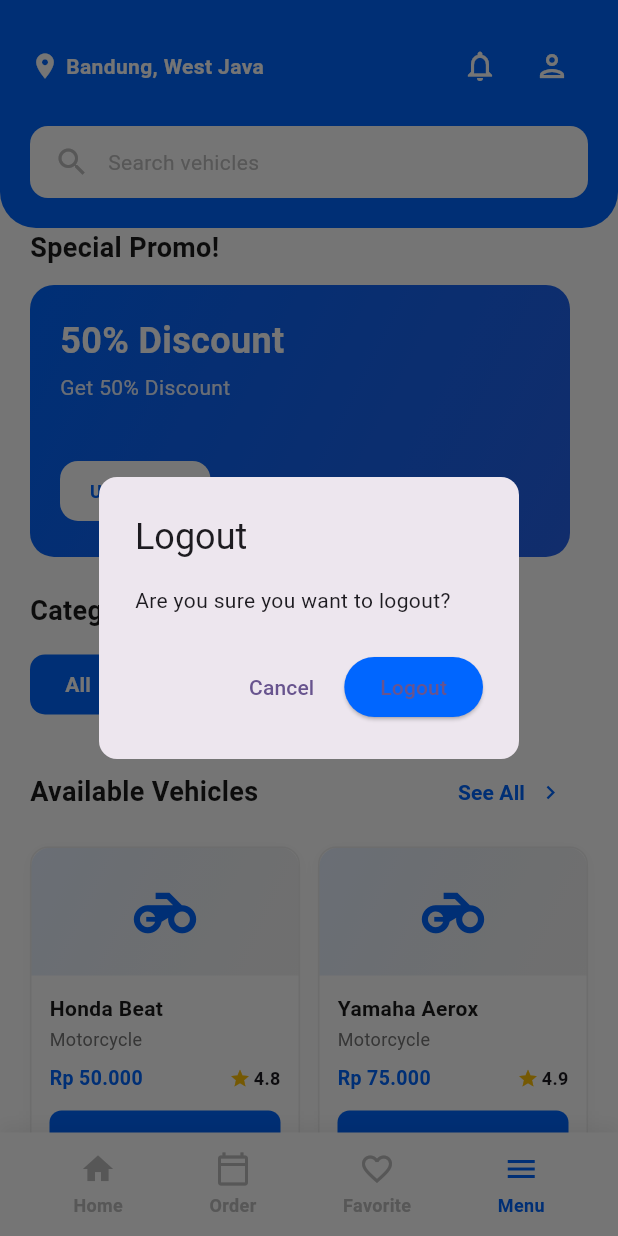
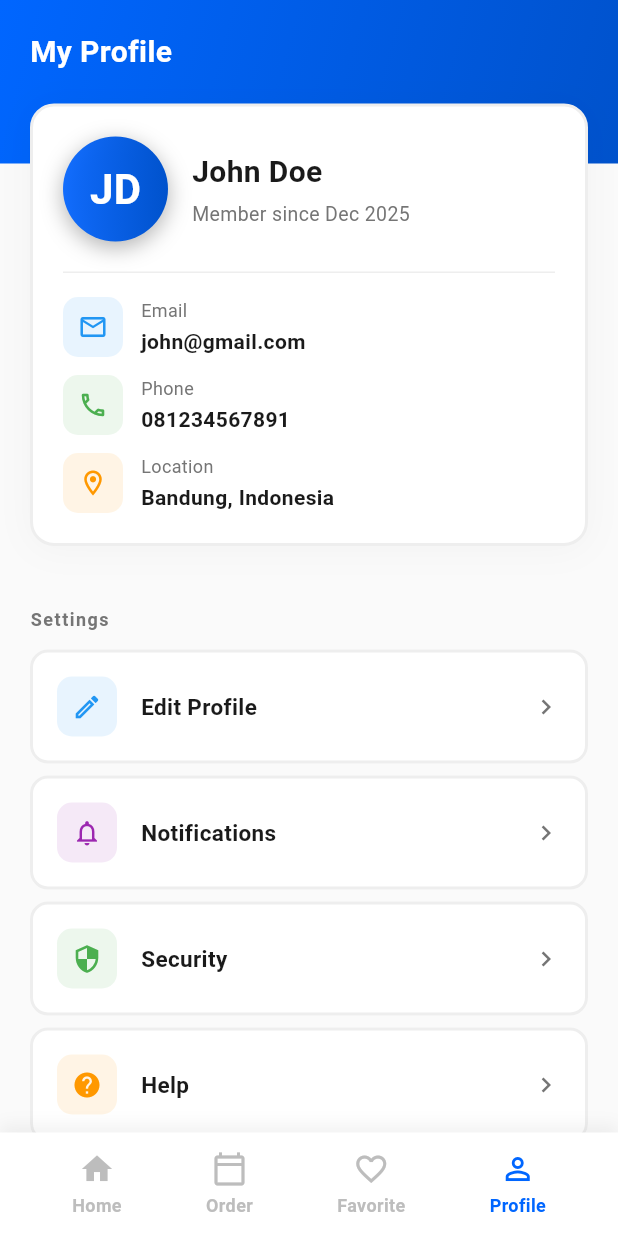
Before and after one commit to PeterAjaaa/Setor-Mobil, a Flutter app: the HomeScreen screen opened directly, item 4 of the bottom bar chosen, on a phone screen of 412 x 824 dp. Run offline on Flutter 3.47's test engine with Material 3 defaults, Android fonts, the light colour scheme and no system bars.

Commit message:
profileScreen

```diff
--- a/lib/screens/page/home_screen.dart
+++ b/lib/screens/page/home_screen.dart
@@ -1,6 +1,7 @@
 import 'package:flutter/material.dart';
 import 'package:setor_mobil/screens/auth/login_screen.dart';
 import 'package:setor_mobil/screens/page/order_screen.dart';
+import 'package:setor_mobil/screens/page/profile_screen.dart';
 import 'dart:async';
 
 import 'package:setor_mobil/screens/page/vehicle_detail_screen.dart';
@@ -584,7 +585,8 @@ class _HomeScreenState extends State<HomeScreen> {
                       Navigator.push(
                         context,
                         MaterialPageRoute(
-                          builder: (context) => VehicleDetailScreen(vehicle: vehicle),
+                          builder: (context) =>
+                              VehicleDetailScreen(vehicle: vehicle),
                         ),
                       );
                     },
@@ -635,7 +637,7 @@ class _HomeScreenState extends State<HomeScreen> {
               _buildNavItem(Icons.home, 'Home', 0),
               _buildNavItem(Icons.calendar_today_outlined, 'Order', 1),
               _buildNavItem(Icons.favorite_outline, 'Favorite', 2),
-              _buildNavItem(Icons.menu, 'Menu', 3),
+              _buildNavItem(Icons.person_outline, 'Profile', 3),
             ],
           ),
         ),
@@ -652,15 +654,17 @@ class _HomeScreenState extends State<HomeScreen> {
         if (index == 1) {
           Navigator.push(
             context,
-            MaterialPageRoute(
-              builder: (context) => OrderHistoryScreen(),
-            ),
+            MaterialPageRoute(builder: (context) => OrderHistoryScreen()),
           );
         }
 
         if (index == 3) {
-          _handleLogout();
+          Navigator.push(
+            context,
+            MaterialPageRoute(builder: (context) => ProfileScreen()),
+          );
         }
+
       },
       child: Column(
         mainAxisSize: MainAxisSize.min,
--- a/lib/screens/page/order_screen.dart
+++ b/lib/screens/page/order_screen.dart
@@ -1,6 +1,7 @@
 import 'package:flutter/material.dart';
 import 'package:setor_mobil/screens/auth/login_screen.dart';
 import 'package:setor_mobil/screens/page/home_screen.dart';
+import 'package:setor_mobil/screens/page/profile_screen.dart';
 
 class OrderHistoryScreen extends StatefulWidget {
   const OrderHistoryScreen({super.key});
@@ -409,17 +410,14 @@ class _OrderHistoryScreenState extends State<OrderHistoryScreen>
         Expanded(
           child: Text(
             text,
-            style: TextStyle(
-              fontSize: 13,
-              color: Colors.grey[700],
-            ),
+            style: TextStyle(fontSize: 13, color: Colors.grey[700]),
           ),
         ),
       ],
     );
   }
 
-   Widget _buildBottomNav() {
+  Widget _buildBottomNav() {
     return Container(
       decoration: BoxDecoration(
         color: Colors.white,
@@ -440,7 +438,7 @@ class _OrderHistoryScreenState extends State<OrderHistoryScreen>
               _buildNavItem(Icons.home, 'Home', 0),
               _buildNavItem(Icons.calendar_today_outlined, 'Order', 1),
               _buildNavItem(Icons.favorite_outline, 'Favorite', 2),
-              _buildNavItem(Icons.menu, 'Menu', 3),
+              _buildNavItem(Icons.person_outline, 'Profile', 3),
             ],
           ),
         ),
@@ -457,15 +455,17 @@ class _OrderHistoryScreenState extends State<OrderHistoryScreen>
         if (index == 0) {
           Navigator.push(
             context,
-            MaterialPageRoute(
-              builder: (context) => HomeScreen(),
-            ),
+            MaterialPageRoute(builder: (context) => HomeScreen()),
           );
         }
 
         if (index == 3) {
-          _handleLogout();
+          Navigator.push(
+            context,
+            MaterialPageRoute(builder: (context) => ProfileScreen()),
+          );
         }
+
       },
       child: Column(
         mainAxisSize: MainAxisSize.min,
--- /dev/null
+++ b/lib/screens/page/profile_screen.dart
@@ -0,0 +1,539 @@
+import 'package:flutter/material.dart';
+import 'package:setor_mobil/screens/auth/login_screen.dart';
+import 'package:setor_mobil/screens/page/home_screen.dart';
+import 'package:setor_mobil/screens/page/order_screen.dart';
+
+class ProfileScreen extends StatefulWidget {
+  const ProfileScreen({super.key});
+
+  @override
+  State<ProfileScreen> createState() => _ProfileScreenState();
+}
+
+class _ProfileScreenState extends State<ProfileScreen> {
+  int _selectedBottomNavIndex = 3;
+  final Map<String, dynamic> _user = {
+    'name': 'John Doe',
+    'email': 'john@gmail.com',
+    'phone': '081234567891',
+    'location': 'Bandung, Indonesia',
+    'avatar': 'JD',
+    'memberSince': 'Dec 2025',
+  };
+
+  void _handleEditProfile() {
+    ScaffoldMessenger.of(
+      context,
+    ).showSnackBar(SnackBar(content: Text('Edit Profile is coming soon!')));
+  }
+
+  void _handleLogout() {
+    showDialog(
+      context: context,
+      builder: (context) => AlertDialog(
+        shape: RoundedRectangleBorder(borderRadius: BorderRadius.circular(16)),
+        content: Column(
+          mainAxisSize: MainAxisSize.min,
+          children: [
+            Container(
+              width: 60,
+              height: 60,
+              decoration: BoxDecoration(
+                color: Colors.red.shade100,
+                shape: BoxShape.circle,
+              ),
+              child: Icon(Icons.logout, color: Colors.red, size: 30),
+            ),
+            SizedBox(height: 16),
+            Text(
+              'Logout',
+              style: TextStyle(
+                fontSize: 20,
+                fontWeight: FontWeight.bold,
+                color: Color(0xFF1A1A1A),
+              ),
+
+              textAlign: TextAlign.center,
+            ),
+            SizedBox(height: 8),
+            Text(
+              'Are you sure you want to logout?',
+              style: TextStyle(fontSize: 14, color: Colors.grey[600]),
+              textAlign: TextAlign.center,
+            ),
+            SizedBox(height: 24),
+            Row(
+              children: [
+                Expanded(
+                  child: OutlinedButton(
+                    onPressed: () => Navigator.pop(context),
+                    style: OutlinedButton.styleFrom(
+                      side: BorderSide(color: Colors.grey[300]!, width: 2),
+                      shape: RoundedRectangleBorder(
+                        borderRadius: BorderRadius.circular(12),
+                      ),
+                    ),
+                    child: Text(
+                      'Cancel',
+                      style: TextStyle(
+                        color: Colors.black87,
+                        fontWeight: FontWeight.w600,
+                      ),
+                    ),
+                  ),
+                ),
+                SizedBox(width: 12),
+                Expanded(
+                  child: ElevatedButton(
+                    onPressed: () {
+                      Navigator.pop(context);
+                      Navigator.pushReplacement(
+                        context,
+                        MaterialPageRoute(
+                          builder: (context) => const LoginScreen(),
+                        ),
+                      );
+                    },
+                    style: ElevatedButton.styleFrom(
+                      backgroundColor: Colors.red,
+                      padding: EdgeInsets.symmetric(vertical: 12),
+                      elevation: 0,
+                      shape: RoundedRectangleBorder(
+                        borderRadius: BorderRadius.circular(12),
+                      ),
+                    ),
+                    child: Text(
+                      'Logout',
+                      style: TextStyle(fontWeight: FontWeight.w600),
+                    ),
+                  ),
+                ),
+              ],
+            ),
+          ],
+        ),
+      ),
+    );
+  }
+
+  void _handleMenuTap(String menu) {
+    ScaffoldMessenger.of(
+      context,
+    ).showSnackBar(SnackBar(content: Text('$menu coming soon!')));
+  }
+
+  @override
+  Widget build(BuildContext context) {
+    return Scaffold(
+      backgroundColor: Colors.grey[50],
+      body: SafeArea(
+        child: Column(
+          children: [
+            Container(
+              width: double.infinity,
+              padding: EdgeInsets.fromLTRB(20, 20, 20, 60),
+              decoration: BoxDecoration(
+                gradient: LinearGradient(
+                  colors: [Color(0xFF0066FF), Color(0xFF0052CC)],
+                  begin: Alignment.topLeft,
+                  end: Alignment.bottomRight,
+                ),
+              ),
+              child: Text(
+                'My Profile',
+                style: TextStyle(
+                  fontSize: 20,
+                  fontWeight: FontWeight.bold,
+                  color: Colors.white,
+                ),
+              ),
+            ),
+
+            Transform.translate(
+              offset: Offset(0, -40),
+              child: Padding(
+                padding: EdgeInsets.symmetric(horizontal: 20),
+                child: Container(
+                  decoration: BoxDecoration(
+                    color: Colors.white,
+                    borderRadius: BorderRadius.circular(16),
+                    border: Border.all(color: Colors.grey[200]!, width: 2),
+                    boxShadow: [
+                      BoxShadow(
+                        color: Colors.black.withOpacity(0.03),
+                        blurRadius: 20,
+                        offset: Offset(0, 2),
+                      ),
+                    ],
+                  ),
+                  padding: EdgeInsets.all(20),
+                  child: Column(
+                    children: [
+                      Row(
+                        children: [
+                          Container(
+                            width: 70,
+                            height: 70,
+                            decoration: BoxDecoration(
+                              gradient: LinearGradient(
+                                colors: [Color(0xFF00666FF), Color(0xFF0052CC)],
+                              ),
+                              shape: BoxShape.circle,
+                              boxShadow: [
+                                BoxShadow(
+                                  color: Colors.black.withOpacity(0.3),
+                                  blurRadius: 12,
+                                  offset: Offset(0, 4),
+                                ),
+                              ],
+                            ),
+                            child: Center(
+                              child: Text(
+                                _user['avatar'],
+                                style: TextStyle(
+                                  fontSize: 28,
+                                  fontWeight: FontWeight.bold,
+                                  color: Colors.white,
+                                ),
+                              ),
+                            ),
+                          ),
+                          SizedBox(width: 16),
+                          Expanded(
+                            child: Column(
+                              crossAxisAlignment: CrossAxisAlignment.start,
+                              children: [
+                                Text(
+                                  _user['name'],
+                                  style: TextStyle(
+                                    fontSize: 20,
+                                    fontWeight: FontWeight.bold,
+                                    color: Color(0xFF1A1A1A),
+                                  ),
+                                ),
+                                SizedBox(height: 4),
+                                Text(
+                                  'Member since ${_user['memberSince']}',
+                                  style: TextStyle(
+                                    fontSize: 13,
+                                    color: Colors.grey[600],
+                                  ),
+                                ),
+                              ],
+                            ),
+                          ),
+                        ],
+                      ),
+
+                      SizedBox(height: 20),
+                      Divider(color: Colors.grey[200], height: 1),
+                      SizedBox(height: 16),
+
+                      _buildInfoRow(
+                        Icons.email_outlined,
+                        'Email',
+                        _user['email']!,
+                        Colors.blue,
+                      ),
+                      SizedBox(height: 12),
+                      _buildInfoRow(
+                        Icons.phone_outlined,
+                        'Phone',
+                        _user['phone']!,
+                        Colors.green,
+                      ),
+                      SizedBox(height: 12),
+                      _buildInfoRow(
+                        Icons.location_on_outlined,
+                        'Location',
+                        _user['location']!,
+                        Colors.orange,
+                      ),
+                    ],
+                  ),
+                ),
+              ),
+            ),
+
+            Expanded(
+              child: SingleChildScrollView(
+                padding: EdgeInsets.fromLTRB(20, 0, 20, 20),
+                child: Column(
+                  crossAxisAlignment: CrossAxisAlignment.start,
+                  children: [
+                    Text(
+                      'Settings',
+                      style: TextStyle(
+                        fontSize: 12,
+                        fontWeight: FontWeight.bold,
+                        color: Colors.grey[600],
+                        letterSpacing: 1,
+                      ),
+                    ),
+                    SizedBox(height: 12),
+
+                    _buildMenuItem(
+                      Icons.edit_outlined,
+                      'Edit Profile',
+                      Colors.blue,
+                      () => _handleEditProfile(),
+                    ),
+                    _buildMenuItem(
+                      Icons.notifications_outlined,
+                      'Notifications',
+                      Colors.purple,
+                      () => _handleEditProfile(),
+                    ),
+                    _buildMenuItem(
+                      Icons.security_outlined,
+                      'Security',
+                      Colors.green,
+                      () => _handleEditProfile(),
+                    ),
+                    _buildMenuItem(
+                      Icons.help_outlined,
+                      'Help',
+                      Colors.orange,
+                      () => _handleEditProfile(),
+                    ),
+                    _buildMenuItem(
+                      Icons.description_outlined,
+                      'Tems & Conditions',
+                      Colors.grey,
+                      () => _handleEditProfile(),
+                    ),
+
+                    SizedBox(height: 16),
+
+                    Material(
+                      color: Colors.red.shade50,
+                      borderRadius: BorderRadius.circular(12),
+                      child: InkWell(
+                        onTap: _handleLogout,
+                        borderRadius: BorderRadius.circular(12),
+                        child: Container(
+                          padding: EdgeInsets.all(16),
+                          decoration: BoxDecoration(
+                            border: Border.all(
+                              color: Colors.red.shade100,
+                              width: 2,
+                            ),
+                            borderRadius: BorderRadius.circular(12),
+                          ),
+                          child: Row(
+                            children: [
+                              Container(
+                                width: 40,
+                                height: 40,
+                                decoration: BoxDecoration(
+                                  color: Colors.red.shade100,
+                                  borderRadius: BorderRadius.circular(10),
+                                ),
+                                child: Icon(
+                                  Icons.logout,
+                                  color: Colors.red,
+                                  size: 20,
+                                ),
+                              ),
+                              SizedBox(width: 16),
+                              Expanded(
+                                child: Text(
+                                  'Logout',
+                                  style: TextStyle(
+                                    fontSize: 15,
+                                    fontWeight: FontWeight.bold,
+                                    color: Colors.red,
+                                  ),
+                                ),
+                              ),
+                              Icon(
+                                Icons.chevron_right,
+                                color: Colors.red,
+                                size: 20,
+                              ),
+                            ],
+                          ),
+                        ),
+                      ),
+                    ),
+
+                    SizedBox(height: 20),
+                  ],
+                ),
+              ),
+            ),
+          ],
+        ),
+      ),
+      bottomNavigationBar: _buildBottomNav(),
+    );
+  }
+
+  Widget _buildInfoRow(IconData icon, String label, String value, Color color) {
+    return Row(
+      children: [
+        Container(
+          width: 40,
+          height: 40,
+          decoration: BoxDecoration(
+            color: color.withOpacity(0.1),
+            borderRadius: BorderRadius.circular(10),
+          ),
+          child: Icon(icon, color: color, size: 20),
+        ),
+        SizedBox(width: 12),
+        Expanded(
+          child: Column(
+            crossAxisAlignment: CrossAxisAlignment.start,
+            children: [
+              Text(
+                label,
+                style: TextStyle(fontSize: 12, color: Colors.grey[600]),
+              ),
+              SizedBox(height: 2),
+              Text(
+                value,
+                style: TextStyle(
+                  fontSize: 14,
+                  fontWeight: FontWeight.w600,
+                  color: Color(0xFF1A1A1A),
+                ),
+              ),
+            ],
+          ),
+        ),
+      ],
+    );
+  }
+
+  Widget _buildMenuItem(
+    IconData icon,
+    String label,
+    Color color,
+    VoidCallback onTap,
+  ) {
+    return Padding(
+      padding: EdgeInsets.only(bottom: 8),
+      child: Material(
+        color: Colors.white,
+        borderRadius: BorderRadius.circular(12),
+        child: InkWell(
+          onTap: onTap,
+          borderRadius: BorderRadius.circular(12),
+          child: Container(
+            padding: EdgeInsets.all(16),
+            decoration: BoxDecoration(
+              border: Border.all(color: Colors.grey[200]!, width: 2),
+              borderRadius: BorderRadius.circular(12),
+            ),
+            child: Row(
+              children: [
+                Container(
+                  width: 40,
+                  height: 40,
+                  decoration: BoxDecoration(
+                    color: color.withOpacity(0.1),
+                    borderRadius: BorderRadius.circular(10),
+                  ),
+                  child: Icon(icon, color: color, size: 20),
+                ),
+                SizedBox(width: 16),
+                Expanded(
+                  child: Text(
+                    label,
+                    style: TextStyle(
+                      fontSize: 15,
+                      fontWeight: FontWeight.w600,
+                      color: Color(0xFF1A1A1A),
+                    ),
+                  ),
+                ),
+                Icon(
+                  Icons.chevron_right,
+                  color: Colors.grey[600],
+                  size: 20,
+                ),
+              ],
+            ),
+          ),
+        ),
+      ),
+    );
+  }
+
+ Widget _buildBottomNav() {
+    return Container(
+      decoration: BoxDecoration(
+        color: Colors.white,
+        boxShadow: [
+          BoxShadow(
+            color: Colors.black.withOpacity(0.05),
+            blurRadius: 8,
+            offset: Offset(0, -5),
+          ),
+        ],
+      ),
+      child: SafeArea(
+        child: Padding(
+          padding: EdgeInsets.symmetric(horizontal: 20, vertical: 12),
+          child: Row(
+            mainAxisAlignment: MainAxisAlignment.spaceAround,
+            children: [
+              _buildNavItem(Icons.home, 'Home', 0),
+              _buildNavItem(Icons.calendar_today_outlined, 'Order', 1),
+              _buildNavItem(Icons.favorite_outline, 'Favorite', 2),
+              _buildNavItem(Icons.person_outline, 'Profile', 3),
+            ],
+          ),
+        ),
+      ),
+    );
+  }
+
+  Widget _buildNavItem(IconData icon, String label, int index) {
+    final isSelected = _selectedBottomNavIndex == index;
+    return GestureDetector(
+      onTap: () {
+        setState(() => _selectedBottomNavIndex = index);
+
+        if (index == 0) {
+          Navigator.push(
+            context,
+            MaterialPageRoute(
+              builder: (context) => HomeScreen(),
+            ),
+          );
+        }
+
+        if (index == 1) {
+          Navigator.push(
+            context,
+            MaterialPageRoute(
+              builder: (context) => OrderHistoryScreen(),
+            ),
+          );
+        }
+
+      },
+      child: Column(
+        mainAxisSize: MainAxisSize.min,
+        children: [
+          Icon(
+            icon,
+            color: isSelected ? Color(0xFF0066FF) : Colors.grey[400],
+            size: 24,
+          ),
+          SizedBox(height: 4),
+          Text(
+            label,
+            style: TextStyle(
+              color: isSelected ? Color(0xFF0066FF) : Colors.grey[400],
+              fontSize: 12,
+              fontWeight: isSelected ? FontWeight.bold : FontWeight.w600,
+            ),
+          ),
+        ],
+      ),
+    );
+  }
+}
```
